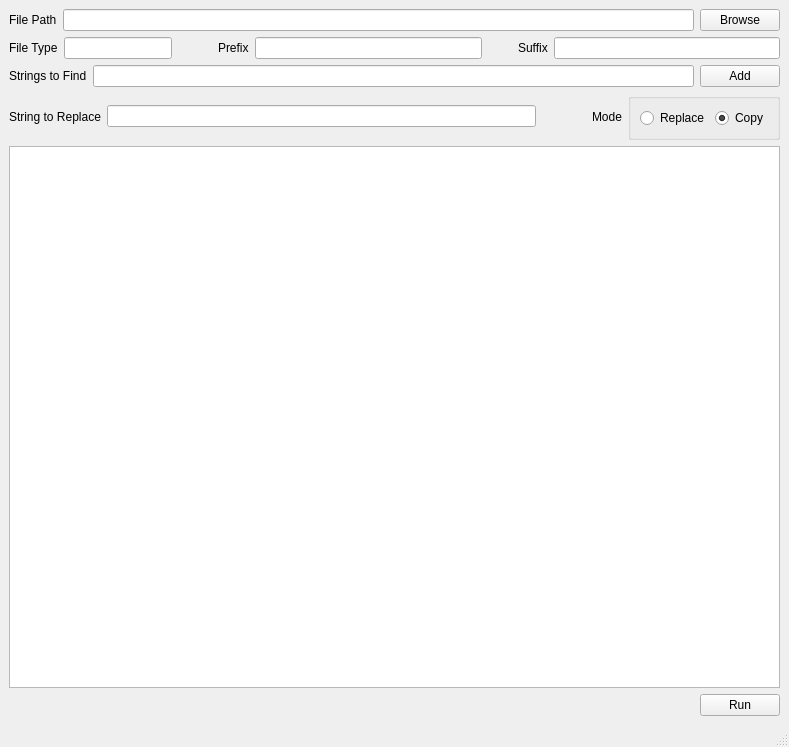
Above: batch_renamer.ui from gyrotalon/TechArt_Assignment3 before the change. Below: the same form after it.
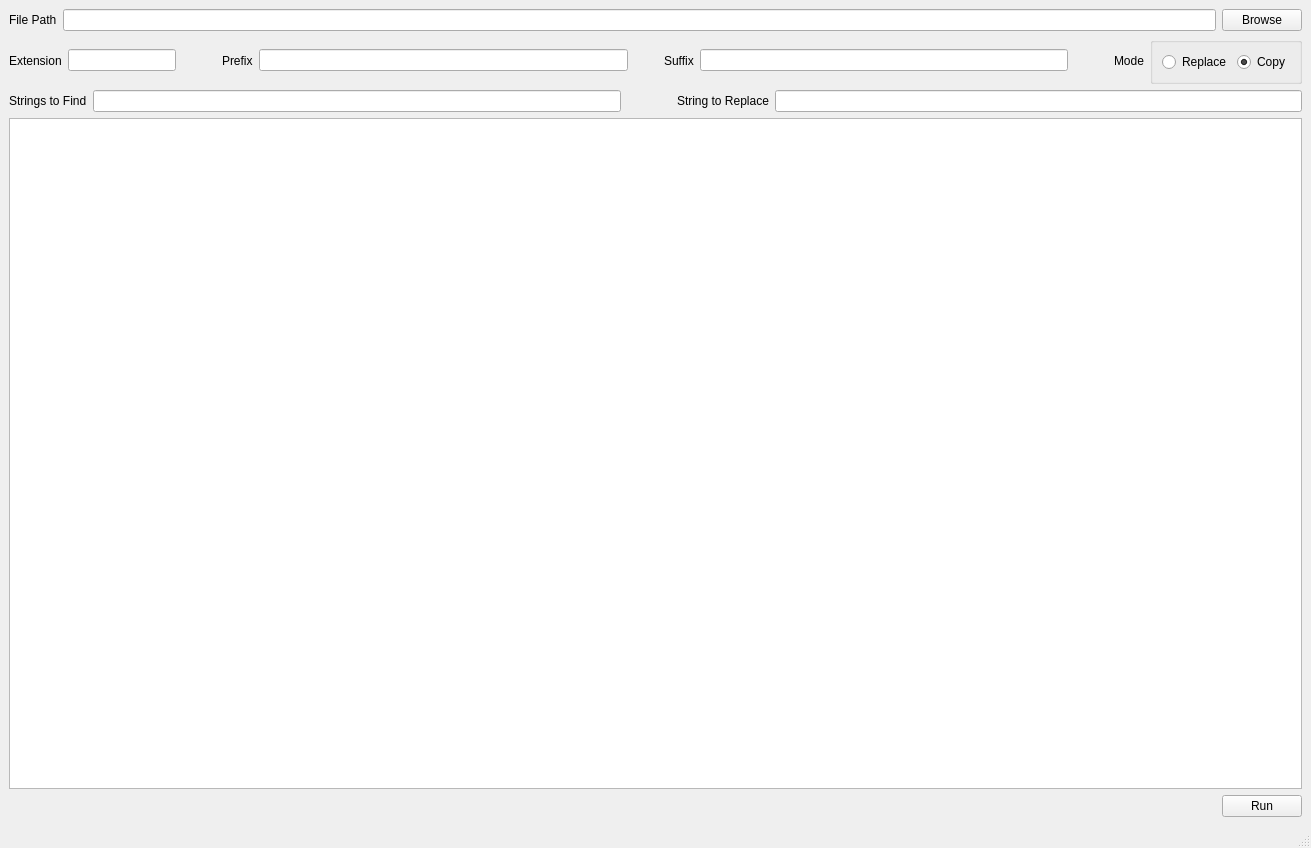
That is the form after the change.

Diff of the .ui file:
```diff
--- a/batch_renamer.ui
+++ b/batch_renamer.ui
@@ -6,8 +6,8 @@
    <rect>
     <x>0</x>
     <y>0</y>
-    <width>789</width>
-    <height>747</height>
+    <width>1311</width>
+    <height>848</height>
    </rect>
   </property>
   <property name="windowTitle">
@@ -33,7 +33,7 @@
       <item>
        <widget class="QPushButton" name="button_run">
         <property name="toolTip">
-         <string>Run the program. Warning: Renaming files may break existing links in other programs.</string>
+         <string>Run the program. WARNING: Renaming files may break existing links in other programs.</string>
         </property>
         <property name="text">
          <string>Run</string>
@@ -74,14 +74,14 @@
       <item>
        <layout class="QHBoxLayout" name="hlayout_userinput2">
         <item>
-         <widget class="QLabel" name="label_filetype">
+         <widget class="QLabel" name="label_extension">
           <property name="text">
-           <string>File Type</string>
+           <string>Extension</string>
           </property>
          </widget>
         </item>
         <item>
-         <widget class="QLineEdit" name="lineedit_filetype">
+         <widget class="QLineEdit" name="lineedit_extension">
           <property name="sizePolicy">
            <sizepolicy hsizetype="Maximum" vsizetype="Fixed">
             <horstretch>0</horstretch>
@@ -89,7 +89,7 @@
            </sizepolicy>
           </property>
           <property name="toolTip">
-           <string>Enter the type of file you'd like to rename. Single file type only.</string>
+           <string>Enter the extension of the file type you'd like to rename. Single extension only.</string>
           </property>
          </widget>
         </item>
@@ -153,75 +153,24 @@
           </property>
          </widget>
         </item>
-       </layout>
-      </item>
       <item>
-       <layout class="QHBoxLayout" name="hlayout_userinput3">
-        <item>
-         <widget class="QLabel" name="label_strings_to_find">
-          <property name="text">
-           <string>Strings to Find</string>
+         <spacer name="hspace3">
+          <property name="orientation">
+           <enum>Qt::Horizontal</enum>
           </property>
-         </widget>
-        </item>
-        <item>
-         <layout class="QVBoxLayout" name="vlayout_stf">
-          <item>
-           <widget class="QLineEdit" name="lineedit_string_to_find">
-            <property name="toolTip">
-             <string>Text in file names for the program to find for replacement.</string>
-            </property>
-           </widget>
-          </item>
-         </layout>
-        </item>
-        <item>
-         <widget class="QPushButton" name="button_string_to_find_add">
-          <property name="toolTip">
-           <string>Add another text/string you want to replace with the text in &quot;String to Replace&quot;</string>
+          <property name="sizeType">
+           <enum>QSizePolicy::Maximum</enum>
+          </property>
+          <property name="sizeHint" stdset="0">
+           <size>
+            <width>40</width>
+            <height>20</height>
+           </size>
           </property>
-          <property name="text">
-           <string>Add</string>
-          </property>
-         </widget>
-        </item>
-       </layout>
+         </spacer>
       </item>
       <item>
        <layout class="QHBoxLayout" name="hlayout_userinput4">
-        <item>
-         <widget class="QLabel" name="label_string_to_replace">
-          <property name="toolTip">
-           <string/>
-          </property>
-          <property name="text">
-           <string>String to Replace</string>
-          </property>
-         </widget>
-        </item>
-        <item>
-         <widget class="QLineEdit" name="lineedit_string_to_replace">
-          <property name="toolTip">
-           <string>Text to replace in file names of all found instances of text from &quot;String to Find&quot;</string>
-          </property>
-         </widget>
-        </item>
-        <item>
-         <spacer name="horizontalSpacer">
-          <property name="orientation">
-           <enum>Qt::Horizontal</enum>
-          </property>
-          <property name="sizeType">
-           <enum>QSizePolicy::Maximum</enum>
-          </property>
-          <property name="sizeHint" stdset="0">
-           <size>
-            <width>50</width>
-            <height>20</height>
-           </size>
-          </property>
-         </spacer>
-        </item>
         <item>
          <widget class="QLabel" name="label_mode">
           <property name="text">
@@ -268,6 +217,59 @@
             </widget>
            </item>
           </layout>
+           </widget>
+          </item>
+         </layout>
+        </item>
+       </layout>
+      </item>
+      <item>
+       <layout class="QHBoxLayout" name="hlayout_userinput3">
+        <item>
+         <widget class="QLabel" name="label_string_to_find">
+          <property name="text">
+           <string>Strings to Find</string>
+          </property>
+         </widget>
+        </item>
+        <item>
+         <widget class="QLineEdit" name="lineedit_string_to_find">
+          <property name="toolTip">
+           <string>Text/String to find in file names and replace. For multiple entries, separate each string with backwards slash / and no extra spaces.</string>
+          </property>
+         </widget>
+        </item>
+        <item>
+         <spacer name="hspace4">
+          <property name="orientation">
+           <enum>Qt::Horizontal</enum>
+          </property>
+          <property name="sizeType">
+           <enum>QSizePolicy::Maximum</enum>
+          </property>
+          <property name="sizeHint" stdset="0">
+           <size>
+            <width>50</width>
+            <height>20</height>
+           </size>
+          </property>
+         </spacer>
+        </item>
+        <item>
+         <widget class="QLabel" name="label_string_to_replace">
+          <property name="toolTip">
+           <string/>
+          </property>
+          <property name="text">
+           <string>String to Replace</string>
+          </property>
+         </widget>
+        </item>
+        <item>
+         <widget class="QLineEdit" name="lineedit_string_to_replace">
+          <property name="toolTip">
+           <string>Text you want to replace instances of &quot;Strings to Find&quot; with in file names.</string>
+          </property>
          </widget>
         </item>
        </layout>
```
Lines whose indentation alone changed are shown as unchanged.
